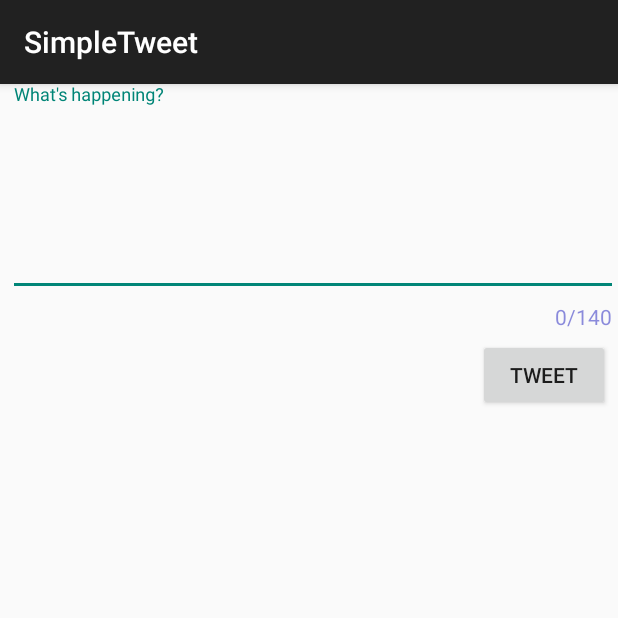
After one commit to Int-Angel/Twitter, an Android app: the ComposeActivity screen opened directly, with no data from a screen before it, on a phone screen of 412 x 824 dp, the top half of it. The commit adds this screen. Run offline under Robolectric (Android 15) with nearby library versions, the phone set to English and light mode, and no system bars; our stand-ins replace Room's generated code; libraries missing offline, so code that uses them is left out: com.codepath.asynchttpclient, com.facebook.stetho, org.parceler; 1 statement that could not run was skipped.

Commit message:
Publish Tweets!
User can compose a new tweet

```diff
--- a/Twitter/app/build.gradle
+++ b/Twitter/app/build.gradle
@@ -50,4 +50,7 @@ dependencies {
     implementation "androidx.room:room-runtime:$room_version"
     annotationProcessor "androidx.room:room-compiler:$room_version"
     implementation 'com.facebook.stetho:stetho:1.5.1'
+
+    implementation 'org.parceler:parceler-api:1.1.12'
+    annotationProcessor 'org.parceler:parceler:1.1.12'
 }
--- a/Twitter/app/src/main/AndroidManifest.xml
+++ b/Twitter/app/src/main/AndroidManifest.xml
@@ -13,7 +13,8 @@
         android:icon="@drawable/ic_launcher"
         android:label="@string/app_name"
         android:theme="@style/AppTheme">
-        <activity android:name=".TimelineActivity"></activity>
+        <activity android:name=".ComposeActivity"></activity>
+        <activity android:name=".TimelineActivity" />
         <activity
             android:name=".LoginActivity"
             android:label="@string/app_name"
--- /dev/null
+++ b/Twitter/app/src/main/java/com/codepath/apps/restclienttemplate/ComposeActivity.java
@@ -0,0 +1,95 @@
+package com.codepath.apps.restclienttemplate;
+
+import androidx.appcompat.app.AppCompatActivity;
+
+import android.content.Intent;
+import android.os.Bundle;
+import android.util.Log;
+import android.view.View;
+import android.widget.Button;
+import android.widget.EditText;
+import android.widget.Toast;
+
+import com.codepath.apps.restclienttemplate.models.Tweet;
+import com.codepath.asynchttpclient.callback.JsonHttpResponseHandler;
+
+import org.json.JSONException;
+import org.parceler.Parcels;
+
+import okhttp3.Headers;
+
+public class ComposeActivity extends AppCompatActivity {
+
+    private static final int MAX_TWEET_LENGHT = 140;
+    private static final String TAG = "ComposeActivity";
+
+    private EditText etCompose;
+    private Button btnTweet;
+
+    private TwitterClient client;
+
+    @Override
+    protected void onCreate(Bundle savedInstanceState) {
+        super.onCreate(savedInstanceState);
+        setContentView(R.layout.activity_compose);
+
+        client = TwitterApp.getRestClient(this);
+
+        etCompose = findViewById(R.id.etCompose);
+        btnTweet = findViewById(R.id.btnTweet);
+
+        btnTweet.setOnClickListener(new View.OnClickListener() {
+            @Override
+            public void onClick(View view) {
+                composeTweet();
+            }
+        });
+    }
+
+    private void composeTweet() {
+        String tweetContent = etCompose.getText().toString();
+        if (verifyTweetContent(tweetContent)) {
+            publishTweet(tweetContent);
+        }
+    }
+
+    private boolean verifyTweetContent(String tweetContent) {
+        if (tweetContent.isEmpty()) {
+            Toast.makeText(this, "Sorry, your tweet can't be empty", Toast.LENGTH_SHORT).show();
+            return false;
+        }
+        if (tweetContent.length() > MAX_TWEET_LENGHT) {
+            Toast.makeText(this, "Sorry, your tweet is too long", Toast.LENGTH_SHORT).show();
+            return false;
+        }
+        return true;
+    }
+
+    private void publishTweet(String tweetContent) {
+        //Toast.makeText(this, "Tweet", Toast.LENGTH_SHORT).show();
+
+        client.publishTweet(tweetContent, new JsonHttpResponseHandler() {
+            @Override
+            public void onSuccess(int statusCode, Headers headers, JSON json) {
+                Log.i(TAG, "onSuccess to publish tweet");
+                try {
+                    Tweet tweet = Tweet.fromJson(json.jsonObject);
+                    Log.i(TAG, "Tweet: " + tweet.getBody());
+
+                    Intent intent = new Intent();
+                    intent.putExtra("tweet", Parcels.wrap(tweet));
+                    setResult(RESULT_OK, intent);
+                    finish();
+                } catch (JSONException e) {
+                    e.printStackTrace();
+                }
+            }
+
+            @Override
+            public void onFailure(int statusCode, Headers headers, String response, Throwable throwable) {
+                Log.e(TAG, "onFailure to publish tweet", throwable);
+            }
+        });
+    }
+
+}
--- a/Twitter/app/src/main/java/com/codepath/apps/restclienttemplate/LoginActivity.java
+++ b/Twitter/app/src/main/java/com/codepath/apps/restclienttemplate/LoginActivity.java
@@ -13,8 +13,8 @@ import com.codepath.oauth.OAuthLoginActionBarActivity;
 
 public class LoginActivity extends OAuthLoginActionBarActivity<TwitterClient> {
 
-	public final static String TAG ="LoginActivity";
-	SampleModelDao sampleModelDao;
+    private final static String TAG = "LoginActivity";
+    private SampleModelDao sampleModelDao;
 
     @Override
     protected void onCreate(Bundle savedInstanceState) {
@@ -46,7 +46,7 @@ public class LoginActivity extends OAuthLoginActionBarActivity<TwitterClient> {
     // i.e Display application "homepage"
     @Override
     public void onLoginSuccess() {
-		Log.i(TAG,"Login success");
+        Log.i(TAG, "Login success");
         Intent i = new Intent(this, TimelineActivity.class);
         startActivity(i);
     }
--- /dev/null
+++ b/Twitter/app/src/main/res/layout/activity_compose.xml
@@ -0,0 +1,46 @@
+<?xml version="1.0" encoding="utf-8"?>
+<RelativeLayout
+    xmlns:android="http://schemas.android.com/apk/res/android"
+    xmlns:app="http://schemas.android.com/apk/res-auto"
+    xmlns:tools="http://schemas.android.com/tools"
+    android:layout_width="match_parent"
+    android:layout_height="match_parent"
+    tools:context=".ComposeActivity">
+
+    <com.google.android.material.textfield.TextInputLayout
+        android:id="@+id/tiCompose"
+        android:layout_width="match_parent"
+        android:layout_height="wrap_content"
+        app:counterEnabled="true"
+        app:counterMaxLength="140"
+        app:counterTextAppearance="@style/counterText"
+        app:counterOverflowTextAppearance="@style/counterOverride">
+
+        <EditText
+            android:id="@+id/etCompose"
+            android:layout_width="match_parent"
+            android:layout_height="wrap_content"
+            android:layout_alignParentStart="true"
+            android:layout_alignParentTop="true"
+            android:layout_marginStart="5dp"
+            android:layout_marginTop="5dp"
+            android:ems="10"
+            android:gravity="start|top"
+            android:hint="@string/what_s_happening"
+            android:inputType="textMultiLine"
+            android:minLines="5" />
+
+    </com.google.android.material.textfield.TextInputLayout>
+
+    <Button
+        android:id="@+id/btnTweet"
+        android:layout_width="wrap_content"
+        android:layout_height="wrap_content"
+        android:layout_below="@+id/tiCompose"
+        android:layout_alignParentEnd="true"
+        android:layout_marginTop="5dp"
+        android:layout_marginEnd="5dp"
+        android:text="@string/tweet" />
+
+
+</RelativeLayout>
--- a/Twitter/app/src/main/res/values/strings.xml
+++ b/Twitter/app/src/main/res/values/strings.xml
@@ -5,5 +5,9 @@
     <string name="login_label">Log in</string>
     <string name="intent_scheme">oauth</string>
     <string name="intent_host">cprest</string>
+    <string name="tweet">Tweet</string>
+    <string name="what_s_happening">What\'s happening?</string>
+    <string name="compose">Compose</string>
+    <string name="logout">Logout</string>
 
 </resources>
--- a/Twitter/app/src/main/res/values/styles.xml
+++ b/Twitter/app/src/main/res/values/styles.xml
@@ -13,4 +13,12 @@
         <!-- All customizations that are NOT specific to a particular API-level can go here. -->
     </style>
 
+    <style name="counterText">
+        <item name="android:textColor">#aa5353cc</item>
+    </style>
+
+    <style name="counterOverride">
+        <item name="android:textColor">#ff0000</item>
+    </style>
+
 </resources>
```
Also changed, not shown: Twitter/app/src/main/java/com/codepath/apps/restclienttemplate/TimelineActivity.java (+46 -19 lines), Twitter/app/src/main/java/com/codepath/apps/restclienttemplate/TwitterClient.java (+9 -0 lines), Twitter/app/src/main/java/com/codepath/apps/restclienttemplate/adapters/TweetsAdapter.java (+9 -9 lines), Twitter/app/src/main/java/com/codepath/apps/restclienttemplate/models/Tweet.java (+9 -4 lines), Twitter/app/src/main/java/com/codepath/apps/restclienttemplate/models/User.java (+8 -3 lines), Twitter/app/src/main/res/menu/timeline.xml (+10 -2 lines). Lines whose indentation alone changed are shown as unchanged.
